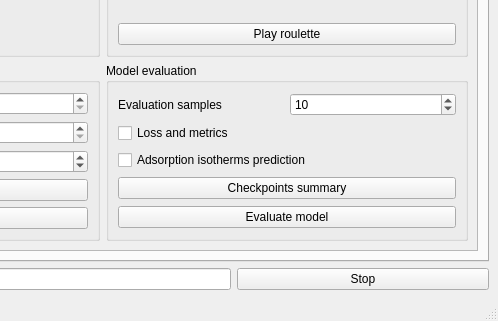
First picture: the form in FAIRS/app/assets/window_layout.ui, repository CTCycle/FAIRS-Roulette-Player, before the edit; both pictures show x 661 to 1159 and y 532 to 853 of the 1159 by 853 pixel window.
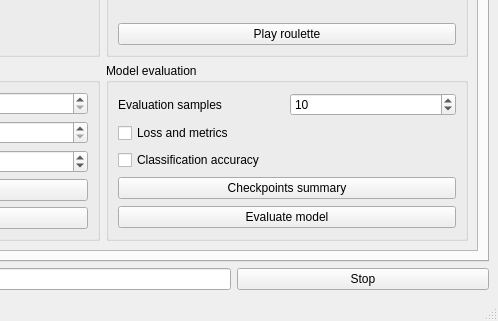
Second picture: the form after the edit. The open tabs and pages were chosen to show the change.

Diff of the .ui file:
```diff
--- a/FAIRS/app/assets/window_layout.ui
+++ b/FAIRS/app/assets/window_layout.ui
@@ -162,6 +162,9 @@
        <layout class="QVBoxLayout" name="verticalLayout_3">
         <item>
          <widget class="QScrollArea" name="scrollArea">
+          <property name="sizeAdjustPolicy">
+           <enum>QAbstractScrollArea::SizeAdjustPolicy::AdjustIgnored</enum>
+          </property>
           <property name="widgetResizable">
            <bool>true</bool>
           </property>
@@ -169,7 +172,7 @@
            <property name="geometry">
             <rect>
              <x>0</x>
-             <y>0</y>
+             <y>-122</y>
              <width>1094</width>
              <height>807</height>
             </rect>
@@ -218,7 +221,7 @@
                <item>
                 <widget class="QCheckBox" name="adsIsothermsComparison">
                  <property name="text">
-                  <string>Adsorption isotherms prediction</string>
+                  <string>Classification accuracy</string>
                  </property>
                 </widget>
                </item>
```
Left out of the diff: 2 changed lines with no effect on the pictures.
